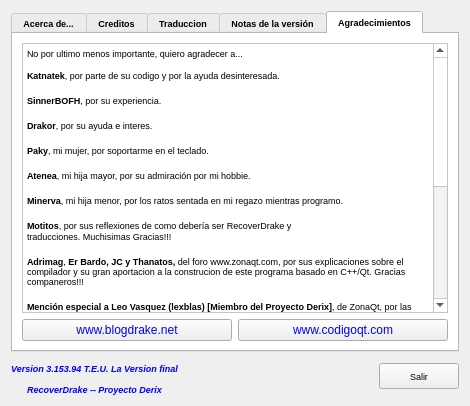
Before: the Qt Designer form notas.ui in kapyderi/recoverdrake-v3, drawn with Qt 5.
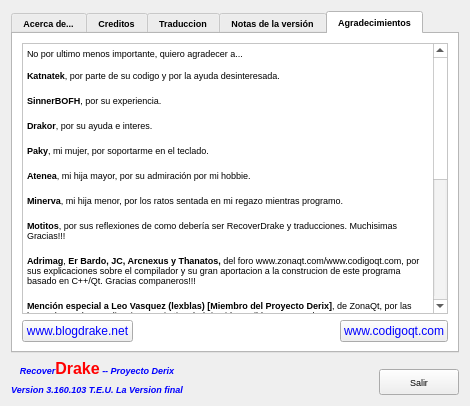
After: the same form once the commit is applied. The open tabs and pages were chosen to show the change. Icons and pictures are not drawn.

Diff of the .ui file:
```diff
--- a/notas.ui
+++ b/notas.ui
@@ -75,36 +75,6 @@
     <normaloff>:/Imagenes/kapyderi.png</normaloff>:/Imagenes/kapyderi.png</iconset>
   </property>
   <layout class="QGridLayout" name="gridLayout_6">
-   <item row="2" column="0">
-    <widget class="QLabel" name="label_2">
-     <property name="styleSheet">
-      <string notr="true">font: 11pt &quot;Sans Serif&quot;;
-font: bold Italic;
-color: rgb(0, 0, 255);</string>
-     </property>
-     <property name="text">
-      <string>Version 3.153.94 T.E.U. La Version final</string>
-     </property>
-     <property name="alignment">
-      <set>Qt::AlignCenter</set>
-     </property>
-    </widget>
-   </item>
-   <item row="3" column="0">
-    <widget class="QLabel" name="label_3">
-     <property name="styleSheet">
-      <string notr="true">font: 11pt &quot;Sans Serif&quot;;
-font: bold Italic;
-color: rgb(0, 0, 255);</string>
-     </property>
-     <property name="text">
-      <string>RecoverDrake -- Proyecto Derix</string>
-     </property>
-     <property name="alignment">
-      <set>Qt::AlignCenter</set>
-     </property>
-    </widget>
-   </item>
    <item row="1" column="0" colspan="3">
     <widget class="QTabWidget" name="tabWidget">
      <property name="enabled">
@@ -877,7 +847,7 @@
        <string>Agradecimientos</string>
       </attribute>
       <layout class="QGridLayout" name="gridLayout">
-       <item row="0" column="0" colspan="2">
+       <item row="0" column="0" colspan="3">
         <widget class="QTextEdit" name="textEdit_4">
          <property name="readOnly">
           <bool>true</bool>
@@ -901,15 +871,14 @@
 &lt;p style=&quot;-qt-paragraph-type:empty; margin-top:0px; margin-bottom:0px; margin-left:0px; margin-right:0px; -qt-block-indent:0; text-indent:0px; font-size:9pt; font-weight:400;&quot;&gt;&lt;br /&gt;&lt;/p&gt;
 &lt;p style=&quot; margin-top:0px; margin-bottom:0px; margin-left:0px; margin-right:0px; -qt-block-indent:0; text-indent:0px;&quot;&gt;Minerva&lt;span style=&quot; font-weight:400;&quot;&gt;, mi hija menor, por los ratos sentada en mi regazo mientras programo.&lt;/span&gt;&lt;/p&gt;
 &lt;p style=&quot;-qt-paragraph-type:empty; margin-top:0px; margin-bottom:0px; margin-left:0px; margin-right:0px; -qt-block-indent:0; text-indent:0px; font-size:9pt; font-weight:400;&quot;&gt;&lt;br /&gt;&lt;/p&gt;
-&lt;p style=&quot; margin-top:0px; margin-bottom:0px; margin-left:0px; margin-right:0px; -qt-block-indent:0; text-indent:0px;&quot;&gt;Motitos&lt;span style=&quot; font-weight:400;&quot;&gt;, por sus reflexiones de como debería ser RecoverDrake y &lt;/span&gt;&lt;/p&gt;
-&lt;p style=&quot; margin-top:0px; margin-bottom:0px; margin-left:0px; margin-right:0px; -qt-block-indent:0; text-indent:0px;&quot;&gt;&lt;span style=&quot; font-weight:400;&quot;&gt;traducciones. Muchisimas Gracias!!!&lt;/span&gt;&lt;/p&gt;
+&lt;p style=&quot; margin-top:0px; margin-bottom:0px; margin-left:0px; margin-right:0px; -qt-block-indent:0; text-indent:0px;&quot;&gt;Motitos&lt;span style=&quot; font-weight:400;&quot;&gt;, por sus reflexiones de como debería ser RecoverDrake y traducciones. Muchisimas Gracias!!!&lt;/span&gt;&lt;/p&gt;
 &lt;p style=&quot;-qt-paragraph-type:empty; margin-top:0px; margin-bottom:0px; margin-left:0px; margin-right:0px; -qt-block-indent:0; text-indent:0px; font-size:9pt; font-weight:400;&quot;&gt;&lt;br /&gt;&lt;/p&gt;
-&lt;p style=&quot; margin-top:0px; margin-bottom:0px; margin-left:0px; margin-right:0px; -qt-block-indent:0; text-indent:0px;&quot;&gt;Adrimag&lt;span style=&quot; font-weight:400;&quot;&gt;, &lt;/span&gt;Er Bardo, JC y Thanatos, &lt;span style=&quot; font-weight:400;&quot;&gt;del foro www.zonaqt.com, por sus explicaciones sobre el compilador y su gran aportacion a la construcion de este programa basado en C++/Qt. Gracias companeros!!!&lt;/span&gt;&lt;/p&gt;
+&lt;p style=&quot; margin-top:0px; margin-bottom:0px; margin-left:0px; margin-right:0px; -qt-block-indent:0; text-indent:0px;&quot;&gt;Adrimag&lt;span style=&quot; font-weight:400;&quot;&gt;, &lt;/span&gt;Er Bardo, JC, Arcnexus y Thanatos, &lt;span style=&quot; font-weight:400;&quot;&gt;del foro www.zonaqt.com/www.codigoqt.com, por sus explicaciones sobre el compilador y su gran aportacion a la construcion de este programa basado en C++/Qt. Gracias companeros!!!&lt;/span&gt;&lt;/p&gt;
 &lt;p style=&quot;-qt-paragraph-type:empty; margin-top:0px; margin-bottom:0px; margin-left:0px; margin-right:0px; -qt-block-indent:0; text-indent:0px; font-size:9pt; font-weight:400;&quot;&gt;&lt;br /&gt;&lt;/p&gt;
 &lt;p style=&quot; margin-top:0px; margin-bottom:0px; margin-left:0px; margin-right:0px; -qt-block-indent:0; text-indent:0px;&quot;&gt;Mención especial a&lt;span style=&quot; font-weight:400;&quot;&gt; &lt;/span&gt;Leo Vasquez (lexblas) [Miembro del Proyecto Derix]&lt;span style=&quot; font-weight:400;&quot;&gt;, de ZonaQt, por las horas de ayuda y explicaciones. &lt;/span&gt;&lt;span style=&quot; font-weight:400; font-style:italic;&quot;&gt;Sin ti no habria sido posible esto...que lo sepas xD &lt;/span&gt;&lt;/p&gt;
 &lt;p style=&quot; margin-top:0px; margin-bottom:0px; margin-left:0px; margin-right:0px; -qt-block-indent:0; text-indent:0px;&quot;&gt;&lt;span style=&quot; font-weight:400;&quot;&gt;Colaborador activo del proyecto RecoverDrake y creador de codigo y además he conseguido que se instale Mageia, jeje&lt;/span&gt;&lt;/p&gt;
 &lt;p style=&quot;-qt-paragraph-type:empty; margin-top:0px; margin-bottom:0px; margin-left:0px; margin-right:0px; -qt-block-indent:0; text-indent:0px; font-size:9pt; font-weight:400;&quot;&gt;&lt;br /&gt;&lt;/p&gt;
-&lt;p style=&quot; margin-top:0px; margin-bottom:0px; margin-left:0px; margin-right:0px; -qt-block-indent:0; text-indent:0px;&quot;&gt;Michael Jackson&lt;span style=&quot; font-weight:400;&quot;&gt;, mi inspiración, por la inspiración mientras oigo su musica - R.I.P. 25-06-2009.&lt;/span&gt;&lt;/p&gt;
+&lt;p style=&quot; margin-top:0px; margin-bottom:0px; margin-left:0px; margin-right:0px; -qt-block-indent:0; text-indent:0px;&quot;&gt;Michael Jackson&lt;span style=&quot; font-weight:400;&quot;&gt;, mi inspiración, oyendo su gran legado. Siempre en mi memoria - R.I.P. 25-06-2009.&lt;/span&gt;&lt;/p&gt;
 &lt;p style=&quot;-qt-paragraph-type:empty; margin-top:0px; margin-bottom:0px; margin-left:0px; margin-right:0px; -qt-block-indent:0; text-indent:0px; font-weight:400;&quot;&gt;&lt;br /&gt;&lt;/p&gt;
 &lt;p style=&quot; margin-top:0px; margin-bottom:0px; margin-left:0px; margin-right:0px; -qt-block-indent:0; text-indent:0px;&quot;&gt;Linus Tolvards&lt;span style=&quot; font-weight:400;&quot;&gt;, por crear casi sin querer este hermoso mundo llamado Linux (No hay mejor nombre para darle un homenaje).&lt;/span&gt;&lt;/p&gt;
 &lt;p style=&quot;-qt-paragraph-type:empty; margin-top:0px; margin-bottom:0px; margin-left:0px; margin-right:0px; -qt-block-indent:0; text-indent:0px; font-size:9pt; font-weight:400;&quot;&gt;&lt;br /&gt;&lt;/p&gt;
@@ -917,16 +886,31 @@
 &lt;p style=&quot;-qt-paragraph-type:empty; margin-top:0px; margin-bottom:0px; margin-left:0px; margin-right:0px; -qt-block-indent:0; text-indent:0px; font-size:9pt; font-weight:400;&quot;&gt;&lt;br /&gt;&lt;/p&gt;
 &lt;p style=&quot; margin-top:0px; margin-bottom:0px; margin-left:0px; margin-right:0px; -qt-block-indent:0; text-indent:0px;&quot;&gt;vinxenso [Miembro del Proyecto Derix]&lt;span style=&quot; font-weight:400;&quot;&gt;, porque si Internet fuera una persona, seguro seria el.&lt;/span&gt;&lt;/p&gt;
 &lt;p style=&quot;-qt-paragraph-type:empty; margin-top:0px; margin-bottom:0px; margin-left:0px; margin-right:0px; -qt-block-indent:0; text-indent:0px; font-size:9pt; font-weight:400;&quot;&gt;&lt;br /&gt;&lt;/p&gt;
-&lt;p style=&quot; margin-top:0px; margin-bottom:0px; margin-left:0px; margin-right:0px; -qt-block-indent:0; text-indent:0px;&quot;&gt;Carlos &amp;quot;Toro&amp;quot;&lt;span style=&quot; font-weight:400;&quot;&gt;, no te olvido, estes donde estes - R.I.P. 25-08-2000.&lt;/span&gt;&lt;/p&gt;
+&lt;p style=&quot; margin-top:0px; margin-bottom:0px; margin-left:0px; margin-right:0px; -qt-block-indent:0; text-indent:0px;&quot;&gt;Carlos &amp;quot;Toro&amp;quot;&lt;span style=&quot; font-weight:400;&quot;&gt;, no te olvido, estes donde estes, te fuiste muy pronto - R.I.P. 25-08-2000.&lt;/span&gt;&lt;/p&gt;
 &lt;p style=&quot;-qt-paragraph-type:empty; margin-top:0px; margin-bottom:0px; margin-left:0px; margin-right:0px; -qt-block-indent:0; text-indent:0px; font-weight:400;&quot;&gt;&lt;br /&gt;&lt;/p&gt;
-&lt;p style=&quot; margin-top:0px; margin-bottom:0px; margin-left:0px; margin-right:0px; -qt-block-indent:0; text-indent:0px;&quot;&gt;Jean-Pierre&lt;span style=&quot; font-weight:400;&quot;&gt;, la enfermedad te pudo, no te olvido, estes donde estes - R.I.P. 2012.&lt;/span&gt;&lt;/p&gt;
+&lt;p style=&quot; margin-top:0px; margin-bottom:0px; margin-left:0px; margin-right:0px; -qt-block-indent:0; text-indent:0px;&quot;&gt;Jean-Pierre&lt;span style=&quot; font-weight:400;&quot;&gt;, la enfermedad te pudo, no te olvido estes donde estes - R.I.P. 2012.&lt;/span&gt;&lt;/p&gt;
+&lt;p style=&quot;-qt-paragraph-type:empty; margin-top:0px; margin-bottom:0px; margin-left:0px; margin-right:0px; -qt-block-indent:0; text-indent:0px; font-weight:400;&quot;&gt;&lt;br /&gt;&lt;/p&gt;
+&lt;p style=&quot; margin-top:0px; margin-bottom:0px; margin-left:0px; margin-right:0px; -qt-block-indent:0; text-indent:0px;&quot;&gt;Dios&lt;span style=&quot; font-weight:400;&quot;&gt;, por darme la fe y empuje necesario para conseguir mi objetivo de realizar este programa.&lt;/span&gt;&lt;/p&gt;
 &lt;p style=&quot;-qt-paragraph-type:empty; margin-top:0px; margin-bottom:0px; margin-left:0px; margin-right:0px; -qt-block-indent:0; text-indent:0px;&quot;&gt;&lt;br /&gt;&lt;/p&gt;
-&lt;p style=&quot; margin-top:0px; margin-bottom:0px; margin-left:0px; margin-right:0px; -qt-block-indent:0; text-indent:0px;&quot;&gt;Blogdrake y ZonaQt&lt;span style=&quot; font-weight:400;&quot;&gt;, porque sin ellas, no habria sido lo que es ahora RecoverDrake.&lt;/span&gt;&lt;/p&gt;
+&lt;p style=&quot; margin-top:0px; margin-bottom:0px; margin-left:0px; margin-right:0px; -qt-block-indent:0; text-indent:0px;&quot;&gt;Blogdrake y ZonaQt/CodigoQt&lt;span style=&quot; font-weight:400;&quot;&gt;, porque sin ellas, no habria sido lo que es ahora RecoverDrake.&lt;/span&gt;&lt;/p&gt;
 &lt;p style=&quot;-qt-paragraph-type:empty; margin-top:0px; margin-bottom:0px; margin-left:0px; margin-right:0px; -qt-block-indent:0; text-indent:0px; font-weight:400;&quot;&gt;&lt;br /&gt;&lt;/p&gt;
 &lt;p style=&quot; margin-top:0px; margin-bottom:0px; margin-left:0px; margin-right:0px; -qt-block-indent:0; text-indent:0px;&quot;&gt;&lt;span style=&quot; font-weight:400;&quot;&gt;...si me dejo alguien que me perdone, pero es que es &amp;quot;muuu&amp;quot; tarde.&lt;/span&gt;&lt;/p&gt;&lt;/body&gt;&lt;/html&gt;</string>
          </property>
         </widget>
        </item>
+       <item row="1" column="2">
+        <widget class="QPushButton" name="pushButton_4">
+         <property name="cursor">
+          <cursorShape>PointingHandCursor</cursorShape>
+         </property>
+         <property name="styleSheet">
+          <string notr="true">color: rgb(0, 0, 255);</string>
+         </property>
+         <property name="text">
+          <string>www.codigoqt.com</string>
+         </property>
+        </widget>
+       </item>
        <item row="1" column="0">
         <widget class="QPushButton" name="pushButton_3">
          <property name="cursor">
@@ -941,36 +925,23 @@
         </widget>
        </item>
        <item row="1" column="1">
-        <widget class="QPushButton" name="pushButton_4">
-         <property name="cursor">
-          <cursorShape>PointingHandCursor</cursorShape>
+        <spacer name="horizontalSpacer_2">
+         <property name="orientation">
+          <enum>Qt::Horizontal</enum>
          </property>
-         <property name="styleSheet">
-          <string notr="true">color: rgb(0, 0, 255);</string>
+         <property name="sizeHint" stdset="0">
+          <size>
+           <width>40</width>
+           <height>20</height>
+          </size>
          </property>
-         <property name="text">
-          <string>www.codigoqt.com</string>
-         </property>
-        </widget>
+        </spacer>
        </item>
       </layout>
      </widget>
     </widget>
    </item>
-   <item row="2" column="1">
-    <spacer name="horizontalSpacer">
-     <property name="orientation">
-      <enum>Qt::Horizontal</enum>
-     </property>
-     <property name="sizeHint" stdset="0">
-      <size>
-       <width>40</width>
-       <height>20</height>
-      </size>
-     </property>
-    </spacer>
-   </item>
-   <item row="2" column="2" rowspan="2">
+   <item row="3" column="2" rowspan="2">
     <widget class="QPushButton" name="pushButton">
      <property name="minimumSize">
       <size>
@@ -993,6 +964,49 @@
      </property>
     </widget>
    </item>
+   <item row="3" column="1" rowspan="2">
+    <spacer name="horizontalSpacer">
+     <property name="orientation">
+      <enum>Qt::Horizontal</enum>
+     </property>
+     <property name="sizeHint" stdset="0">
+      <size>
+       <width>40</width>
+       <height>20</height>
+      </size>
+     </property>
+    </spacer>
+   </item>
+   <item row="4" column="0">
+    <widget class="QLabel" name="label_2">
+     <property name="styleSheet">
+      <string notr="true">font: 11pt &quot;Sans Serif&quot;;
+font: bold Italic;
+color: rgb(0, 0, 255);</string>
+     </property>
+     <property name="text">
+      <string>Version 3.160.103 T.E.U. La Version final</string>
+     </property>
+     <property name="alignment">
+      <set>Qt::AlignCenter</set>
+     </property>
+    </widget>
+   </item>
+   <item row="2" column="0" rowspan="2">
+    <widget class="QLabel" name="label_3">
+     <property name="styleSheet">
+      <string notr="true">font: 11pt &quot;Sans Serif&quot;;
+font: bold Italic;
+color: rgb(0, 0, 255);</string>
+     </property>
+     <property name="text">
+      <string>&lt;html&gt;&lt;head/&gt;&lt;body&gt;&lt;p align=&quot;center&quot;&gt;&lt;span style=&quot; color:#0000ff;&quot;&gt;Recover&lt;/span&gt;&lt;span style=&quot; font-size:12pt; font-style:normal; color:#ff0000;&quot;&gt;Drake&lt;/span&gt;&lt;span style=&quot; color:#0000ff;&quot;&gt; -- Proyecto Derix&lt;/span&gt;&lt;/p&gt;&lt;/body&gt;&lt;/html&gt;</string>
+     </property>
+     <property name="alignment">
+      <set>Qt::AlignCenter</set>
+     </property>
+    </widget>
+   </item>
   </layout>
  </widget>
  <resources>
```
Left out of the diff: 8 changed lines with no effect on the pictures.
